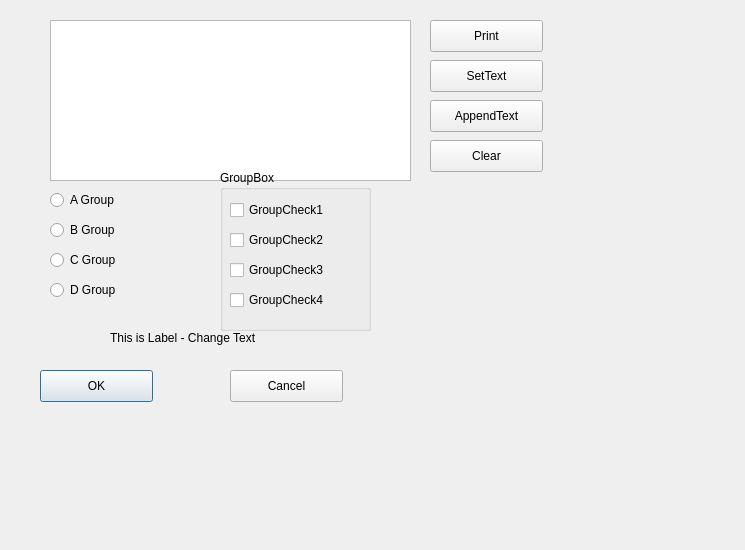
First picture: the form in Python_UI/python_ui.ui, repository kybw0123/python, before the edit.
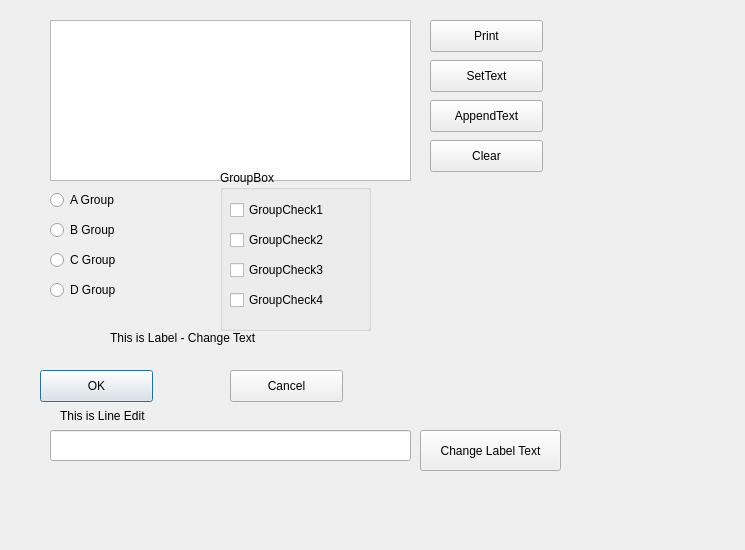
Second picture: the form after the edit.

What changed in the file:
```diff
--- a/Python_UI/python_ui.ui
+++ b/Python_UI/python_ui.ui
@@ -231,6 +231,42 @@
     <string>Clear</string>
    </property>
   </widget>
+  <widget class="QLineEdit" name="ChangeLabel">
+   <property name="geometry">
+    <rect>
+     <x>50</x>
+     <y>430</y>
+     <width>361</width>
+     <height>31</height>
+    </rect>
+   </property>
+  </widget>
+  <widget class="QPushButton" name="ChangeLabel_bt">
+   <property name="geometry">
+    <rect>
+     <x>420</x>
+     <y>430</y>
+     <width>141</width>
+     <height>41</height>
+    </rect>
+   </property>
+   <property name="text">
+    <string>Change Label Text</string>
+   </property>
+  </widget>
+  <widget class="QLabel" name="lbl_textHere">
+   <property name="geometry">
+    <rect>
+     <x>60</x>
+     <y>405</y>
+     <width>321</width>
+     <height>21</height>
+    </rect>
+   </property>
+   <property name="text">
+    <string>This is Line Edit</string>
+   </property>
+  </widget>
  </widget>
  <resources/>
  <connections/>
```
